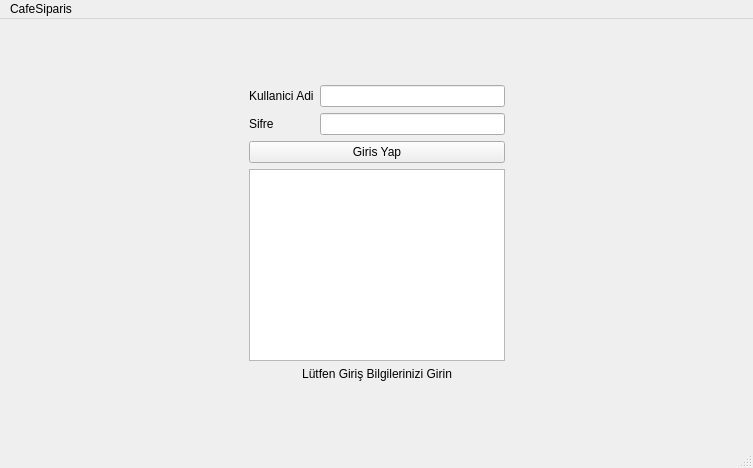
First picture: the form in cafesiparis.ui, repository ahmettlevent/cafeYonetim, before the edit.
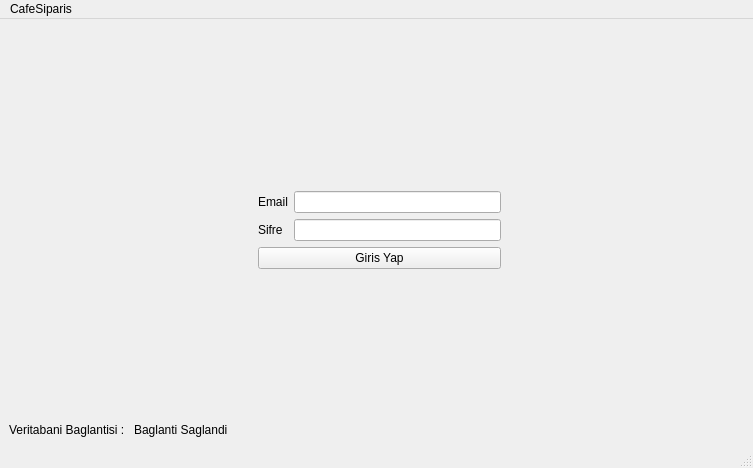
Second picture: the form after the edit.

Patch:
```diff
--- a/cafesiparis.ui
+++ b/cafesiparis.ui
@@ -15,12 +15,38 @@
   </property>
   <widget class="QWidget" name="centralwidget">
    <layout class="QGridLayout" name="gridLayout_2">
+    <item row="2" column="0">
+     <spacer name="horizontalSpacer">
+      <property name="orientation">
+       <enum>Qt::Horizontal</enum>
+      </property>
+      <property name="sizeHint" stdset="0">
+       <size>
+        <width>238</width>
+        <height>20</height>
+       </size>
+      </property>
+     </spacer>
+    </item>
+    <item row="0" column="1">
+     <spacer name="verticalSpacer">
+      <property name="orientation">
+       <enum>Qt::Vertical</enum>
+      </property>
+      <property name="sizeHint" stdset="0">
+       <size>
+        <width>20</width>
+        <height>40</height>
+       </size>
+      </property>
+     </spacer>
+    </item>
     <item row="2" column="1">
      <layout class="QFormLayout" name="formLayout">
       <item row="0" column="0">
        <widget class="QLabel" name="label">
         <property name="text">
-         <string>Kullanici Adi</string>
+         <string>Email</string>
         </property>
        </widget>
       </item>
@@ -46,22 +72,22 @@
       </item>
      </layout>
     </item>
-    <item row="2" column="0">
-     <spacer name="horizontalSpacer">
-      <property name="orientation">
-       <enum>Qt::Horizontal</enum>
-      </property>
-      <property name="sizeHint" stdset="0">
-       <size>
-        <width>238</width>
-        <height>20</height>
-       </size>
-      </property>
-     </spacer>
-    </item>
     <item row="1" column="1">
      <layout class="QVBoxLayout" name="verticalLayout_4"/>
     </item>
+    <item row="3" column="1">
+     <spacer name="verticalSpacer_2">
+      <property name="orientation">
+       <enum>Qt::Vertical</enum>
+      </property>
+      <property name="sizeHint" stdset="0">
+       <size>
+        <width>20</width>
+        <height>20</height>
+       </size>
+      </property>
+     </spacer>
+    </item>
     <item row="2" column="3">
      <spacer name="horizontalSpacer_2">
       <property name="orientation">
@@ -75,53 +101,36 @@
       </property>
      </spacer>
     </item>
-    <item row="5" column="1">
-     <spacer name="verticalSpacer_2">
-      <property name="orientation">
-       <enum>Qt::Vertical</enum>
-      </property>
-      <property name="sizeHint" stdset="0">
-       <size>
-        <width>20</width>
-        <height>40</height>
-       </size>
-      </property>
-     </spacer>
-    </item>
-    <item row="0" column="1">
-     <spacer name="verticalSpacer">
-      <property name="orientation">
-       <enum>Qt::Vertical</enum>
-      </property>
-      <property name="sizeHint" stdset="0">
-       <size>
-        <width>20</width>
-        <height>40</height>
-       </size>
-      </property>
-     </spacer>
-    </item>
-    <item row="4" column="1">
-     <widget class="QLabel" name="label_3">
-      <property name="layoutDirection">
-       <enum>Qt::LeftToRight</enum>
-      </property>
-      <property name="text">
-       <string>Lütfen Giriş Bilgilerinizi Girin</string>
-      </property>
-      <property name="textFormat">
-       <enum>Qt::AutoText</enum>
-      </property>
-      <property name="alignment">
-       <set>Qt::AlignCenter</set>
-      </property>
-      <property name="textInteractionFlags">
-       <set>Qt::NoTextInteraction</set>
-      </property>
-     </widget>
-    </item>
-    <item row="3" column="1">
-     <widget class="QListWidget" name="listWidget"/>
+    <item row="3" column="0">
+     <layout class="QFormLayout" name="formLayout_2">
+      <item row="1" column="0">
+       <widget class="QLabel" name="label_3">
+        <property name="text">
+         <string>Veritabani Baglantisi : </string>
+        </property>
+       </widget>
+      </item>
+      <item row="1" column="1">
+       <widget class="QLabel" name="label_4">
+        <property name="text">
+         <string>Baglanti Saglandi</string>
+        </property>
+       </widget>
+      </item>
+      <item row="0" column="0">
+       <spacer name="verticalSpacer_3">
+        <property name="orientation">
+         <enum>Qt::Vertical</enum>
+        </property>
+        <property name="sizeHint" stdset="0">
+         <size>
+          <width>20</width>
+          <height>40</height>
+         </size>
+        </property>
+       </spacer>
+      </item>
+     </layout>
     </item>
    </layout>
   </widget>
```
